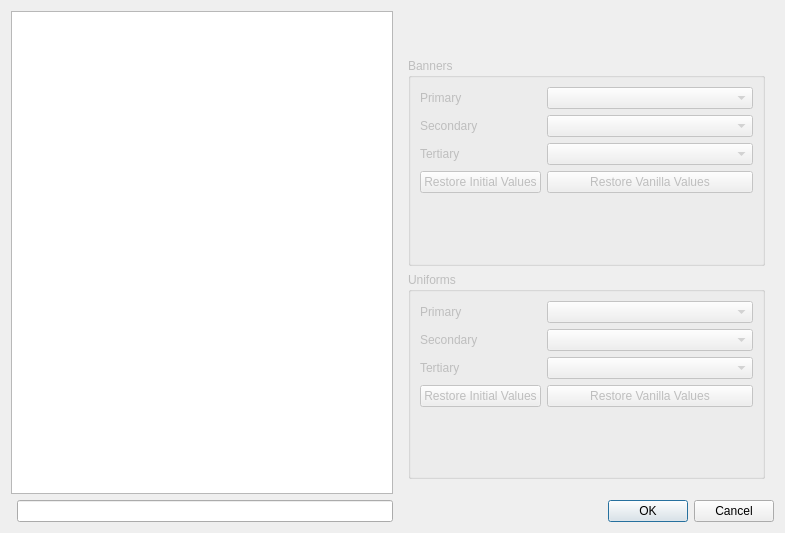
Frodo45127/rpfm, file rpfm_ui/ui_templates/tool_faction_color_editor.ui: the form before one commit.
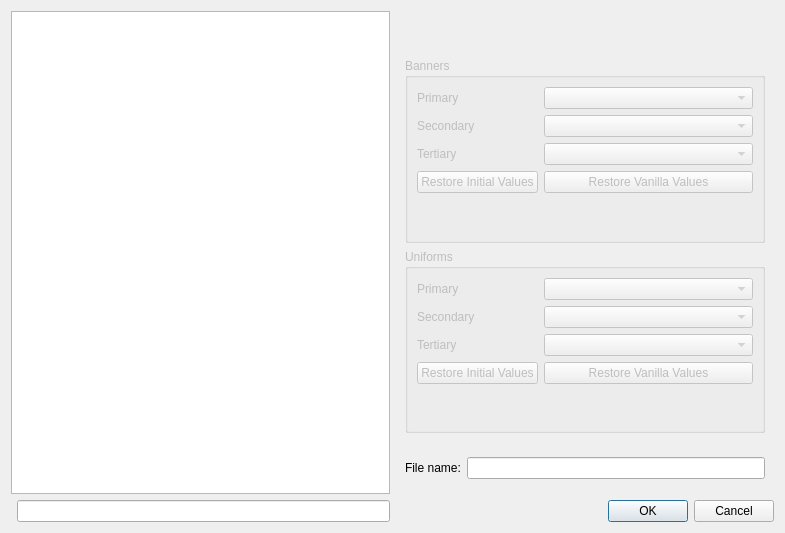
The form after the commit. Custom widgets are drawn as their Qt base class.

Commit message: Added lineedit to change the default file name of files created by tools.

The edit to the form file:
```diff
--- a/rpfm_ui/ui_templates/tool_faction_color_editor.ui
+++ b/rpfm_ui/ui_templates/tool_faction_color_editor.ui
@@ -14,13 +14,7 @@
    <string>Dialog</string>
   </property>
   <layout class="QGridLayout" name="gridLayout">
-   <item row="2" column="1">
-    <widget class="QLineEdit" name="faction_list_filter_line_edit"/>
-   </item>
-   <item row="0" column="0" rowspan="2" colspan="2">
-    <widget class="QListView" name="faction_list_view"/>
-   </item>
-   <item row="0" column="2">
+   <item row="0" column="2" colspan="2">
     <widget class="QWidget" name="details_widget" native="true">
      <layout class="QVBoxLayout" name="verticalLayout" stretch="0,10,10">
       <item>
@@ -173,7 +167,23 @@
      </layout>
     </widget>
    </item>
-   <item row="2" column="2">
+   <item row="1" column="2" colspan="2">
+    <widget class="QWidget" name="widget" native="true">
+     <layout class="QFormLayout" name="formLayout_3">
+      <item row="0" column="0">
+       <widget class="QLabel" name="packed_file_name_label">
+        <property name="text">
+         <string>File name:</string>
+        </property>
+       </widget>
+      </item>
+      <item row="0" column="1">
+       <widget class="QLineEdit" name="packed_file_name_line_edit"/>
+      </item>
+     </layout>
+    </widget>
+   </item>
+   <item row="3" column="3">
     <widget class="QDialogButtonBox" name="button_box">
      <property name="orientation">
       <enum>Qt::Horizontal</enum>
@@ -183,6 +193,12 @@
      </property>
     </widget>
    </item>
+   <item row="0" column="0" rowspan="3" colspan="2">
+    <widget class="QListView" name="faction_list_view"/>
+   </item>
+   <item row="3" column="1">
+    <widget class="QLineEdit" name="faction_list_filter_line_edit"/>
+   </item>
   </layout>
  </widget>
  <customwidgets>
```
The commit also changes 2 other files.
